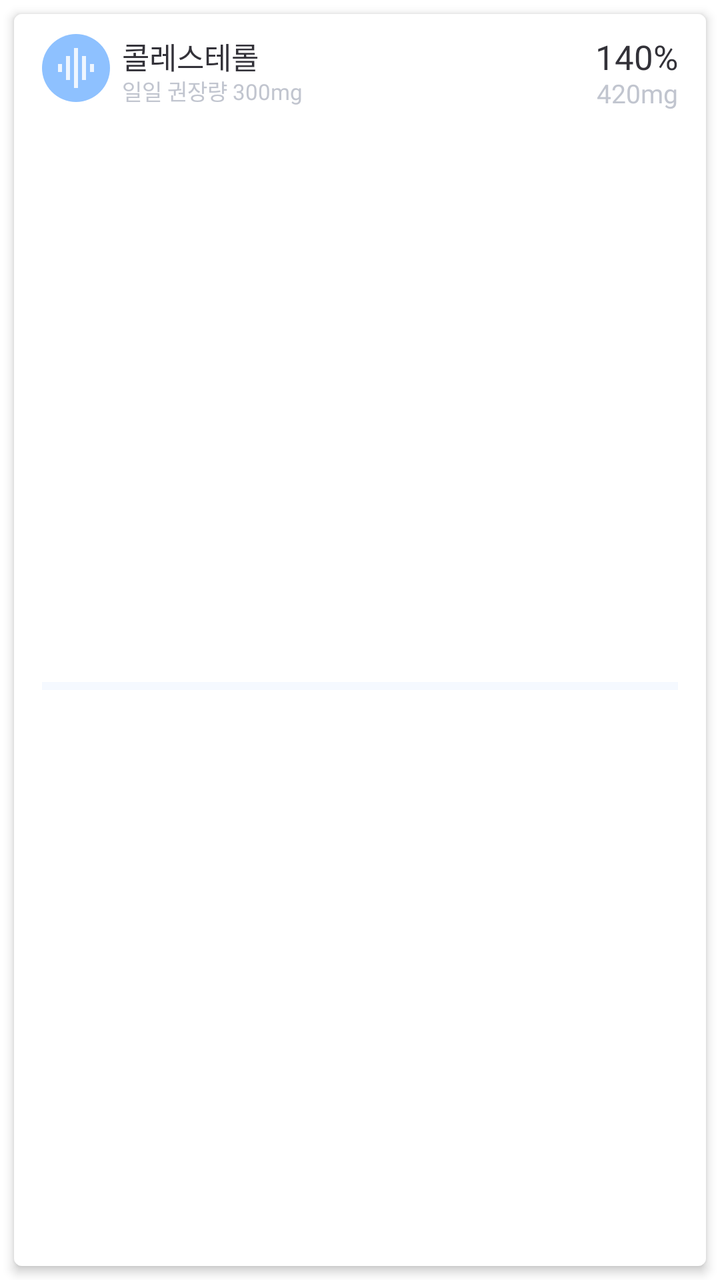
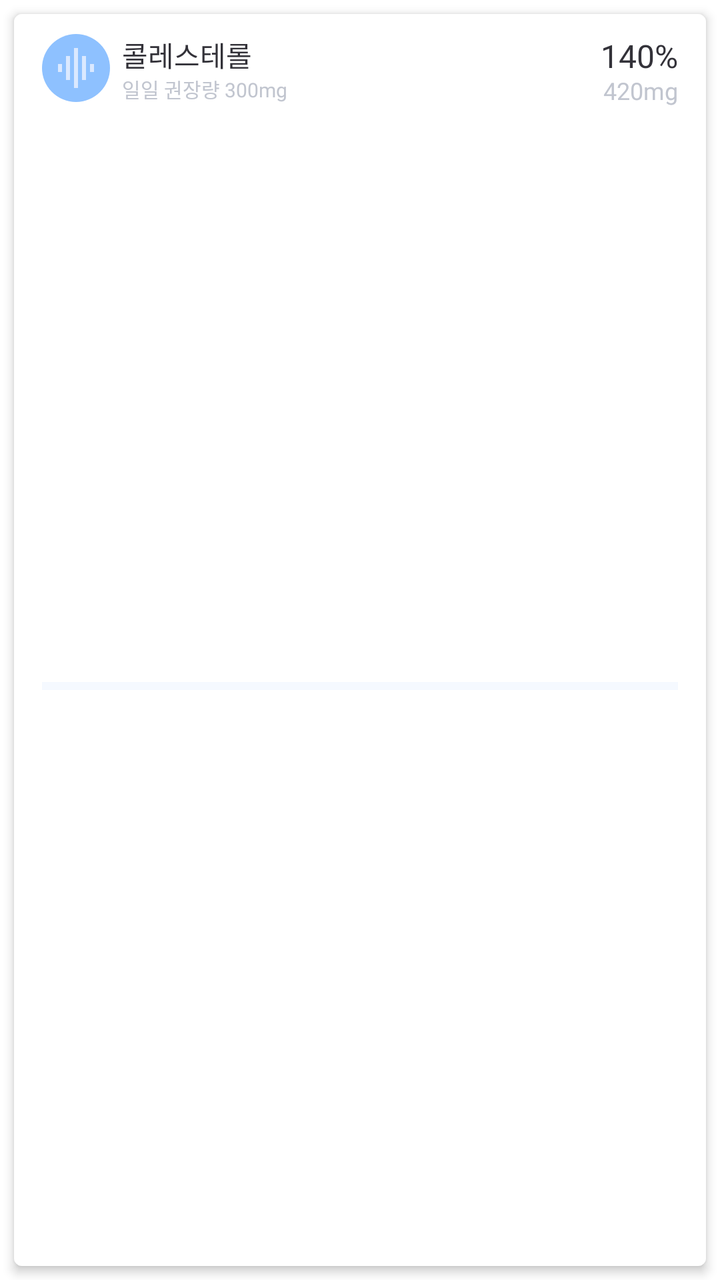

The first picture is an Android layout as it rendered before a commit; the second is the same layout after the commit. The layout source and the unified diff follow.
<!-- AndroidManifest.xml: application theme Theme.BeYourEyes -->
<!-- res/layout/custom_intake_bar.xml -->
<?xml version="1.0" encoding="utf-8"?>
<androidx.constraintlayout.widget.ConstraintLayout xmlns:android="http://schemas.android.com/apk/res/android"
    xmlns:app="http://schemas.android.com/apk/res-auto"
    xmlns:tools="http://schemas.android.com/tools"
    android:id="@+id/intakeBarBg"
    android:layout_width="match_parent"
    android:layout_height="wrap_content"
>


    <androidx.constraintlayout.widget.ConstraintLayout
        android:layout_width="match_parent"
        android:layout_height="match_parent"
        android:layout_margin="7dp"
        android:background="@drawable/bg_white_rds_4"
        android:elevation="3dp"
        android:paddingHorizontal="14dp"
        android:paddingVertical="10dp"
        app:layout_constraintBottom_toBottomOf="parent"
        app:layout_constraintEnd_toEndOf="parent"
        app:layout_constraintStart_toStartOf="parent"
        app:layout_constraintTop_toTopOf="parent">


        <ImageView
            android:id="@+id/symbol"
            android:layout_width="34dp"
            android:layout_height="34dp"
            android:contentDescription=""
            android:src="@drawable/ic_intake_normal_34"
            app:layout_constraintStart_toStartOf="parent"
            app:layout_constraintTop_toTopOf="parent"
            app:srcCompat="@drawable/ic_intake_normal_34" />

        <TextView
            android:id="@+id/nutriLabel"
            android:layout_width="wrap_content"
            android:layout_height="wrap_content"
            android:layout_marginStart="6dp"
            android:fontFamily="@font/wanted_sans_semi_bold"
            android:text="콜레스테롤"
            android:textColor="@color/gray_950"
            android:textSize="15sp"
            app:layout_constraintStart_toEndOf="@+id/symbol"
            app:layout_constraintTop_toTopOf="parent" />

        <TextView
            android:id="@+id/percentValue"
            android:layout_width="wrap_content"
            android:layout_height="wrap_content"
            android:fontFamily="@font/wanted_sans_bold"
            android:text="140%"
            android:textColor="@color/gray_950"
            android:textSize="17sp"
            app:layout_constraintEnd_toEndOf="parent"
            app:layout_constraintHorizontal_bias="1.0"
            app:layout_constraintStart_toEndOf="@+id/nutriLabel"
            app:layout_constraintTop_toTopOf="parent" />

        <TextView
            android:id="@+id/massValue"
            android:layout_width="wrap_content"
            android:layout_height="wrap_content"
            android:fontFamily="@font/wanted_sans_bold"
            android:text="420mg"
            android:textColor="@color/gray_300"
            android:textSize="13sp"
            app:layout_constraintBottom_toBottomOf="@+id/dailyValue"
            app:layout_constraintEnd_toEndOf="parent"
            app:layout_constraintHorizontal_bias="1.0"
            app:layout_constraintStart_toEndOf="@+id/dailyValue"
            app:layout_constraintTop_toBottomOf="@+id/percentValue" />

        <TextView
            android:id="@+id/dailyValue"
            android:layout_width="wrap_content"
            android:layout_height="wrap_content"
            android:fontFamily="@font/wanted_sans_semi_bold"
            android:text="일일 권장량 300mg"
            android:textColor="@color/gray_300"
            android:textSize="11sp"
            app:layout_constraintBottom_toBottomOf="@+id/symbol"
            app:layout_constraintStart_toStartOf="@+id/nutriLabel"
            app:layout_constraintTop_toBottomOf="@id/nutriLabel" />

        <ProgressBar
            android:id="@+id/progressBar"
            style="?android:attr/progressBarStyleHorizontal"
            android:layout_width="0dp"
            android:layout_height="4dp"
            android:layout_marginTop="12dp"
            android:progressBackgroundTint="@color/blue_100"
            android:progressTint="@color/blue_700"
            app:layout_constraintBottom_toBottomOf="parent"
            app:layout_constraintEnd_toEndOf="parent"
            app:layout_constraintStart_toStartOf="parent"
            app:layout_constraintTop_toBottomOf="@+id/symbol" />

    </androidx.constraintlayout.widget.ConstraintLayout>
</androidx.constraintlayout.widget.ConstraintLayout>
<!-- resources referenced by this layout -->
<resources>
  <color name="blue_100">#D9E9FF</color>
  <color name="blue_700">#1543E0</color>
  <color name="gray_300">#C1C5CF</color>
  <color name="gray_950">#333239</color>
  <!-- drawable bg_white_rds_4 (drawable) -->
  <?xml version="1.0" encoding="utf-8"?>
  <shape
      xmlns:android="http://schemas.android.com/apk/res/android"
      android:shape="rectangle">
      <solid android:color="@color/white" />
      <corners android:radius="4dp" />
  </shape>
  <!-- drawable ic_intake_normal_34 (drawable) -->
  <vector xmlns:android="http://schemas.android.com/apk/res/android"
      android:width="34dp"
      android:height="34dp"
      android:viewportWidth="34"
      android:viewportHeight="34">
    <path
        android:pathData="M17,0L17,0A17,17 0,0 1,34 17L34,17A17,17 0,0 1,17 34L17,34A17,17 0,0 1,0 17L0,17A17,17 0,0 1,17 0z"
        android:fillColor="#8EC1FF"/>
    <group>
      <clip-path
          android:pathData="M5,5h24v24h-24z"/>
      <path
          android:pathData="M12,23H14V11H12V23ZM16,27H18V7H16V27ZM8,19H10V15H8V19ZM20,23H22V11H20V23ZM24,15V19H26V15H24Z"
          android:fillColor="#EEF5FF"/>
    </group>
  </vector>
  <style name="Theme.BeYourEyes" parent="Theme.MaterialComponents.Light.NoActionBar">
          
          <item name="colorPrimary">@color/blue_500</item>
          <item name="colorPrimaryVariant">@color/blue_700</item>
          <item name="colorOnPrimary">@color/white</item>
          
          <item name="colorSecondary">@color/teal_200</item>
          <item name="colorSecondaryVariant">@color/teal_700</item>
          <item name="colorOnSecondary">@color/black</item>
          
          <item name="android:statusBarColor">@color/gray_50</item>
          <item name="android:windowLightStatusBar">true</item>
          <item name="android:navigationBarColor">@color/gray_50</item>
          
          <item name="chipStyle">@style/TextChipStyle</item>
      </style>
  <color name="white">#FFFFFFFF</color>
  <color name="blue_500">#3379FE</color>
  <color name="teal_200">#FF03DAC5</color>
  <color name="teal_700">#FF018786</color>
  <color name="black">#FF000000</color>
  <color name="gray_50">#F6F7F8</color>
  <style name="TextChipStyle" parent="Widget.MaterialComponents.Chip.Choice">
          <item name="chipCornerRadius">10dp</item>
          <item name="chipMinHeight">58dp</item>
          <item name="chipBackgroundColor">@color/chip_bg_color</item>
          <item name="android:textColor">@color/chip_text_color</item>
          <item name="chipStrokeColor">@color/chip_stroke_color</item>
          <item name="chipStrokeWidth">2dp</item>
          <item name="android:textAlignment">center</item>
          <item name="fontFamily">@font/wanted_sans_semi_bold</item>
          <item name="android:textSize">16sp</item>
          <item name="android:paddingTop">14dp</item>
          <item name="android:paddingBottom">14dp</item>
      </style>
</resources>

<!-- the commit's change to res/layout/custom_intake_bar.xml (unified diff, before → after) -->
@@ -40,7 +40,7 @@
             android:fontFamily="@font/wanted_sans_semi_bold"
             android:text="콜레스테롤"
             android:textColor="@color/gray_950"
-            android:textSize="15sp"
+            android:textSize="14sp"
             app:layout_constraintStart_toEndOf="@+id/symbol"
             app:layout_constraintTop_toTopOf="parent" />
 
@@ -51,7 +51,7 @@
             android:fontFamily="@font/wanted_sans_bold"
             android:text="140%"
             android:textColor="@color/gray_950"
-            android:textSize="17sp"
+            android:textSize="16sp"
             app:layout_constraintEnd_toEndOf="parent"
             app:layout_constraintHorizontal_bias="1.0"
             app:layout_constraintStart_toEndOf="@+id/nutriLabel"
@@ -64,7 +64,7 @@
             android:fontFamily="@font/wanted_sans_bold"
             android:text="420mg"
             android:textColor="@color/gray_300"
-            android:textSize="13sp"
+            android:textSize="12sp"
             app:layout_constraintBottom_toBottomOf="@+id/dailyValue"
             app:layout_constraintEnd_toEndOf="parent"
             app:layout_constraintHorizontal_bias="1.0"
@@ -78,7 +78,7 @@
             android:fontFamily="@font/wanted_sans_semi_bold"
             android:text="일일 권장량 300mg"
             android:textColor="@color/gray_300"
-            android:textSize="11sp"
+            android:textSize="10sp"
             app:layout_constraintBottom_toBottomOf="@+id/symbol"
             app:layout_constraintStart_toStartOf="@+id/nutriLabel"
             app:layout_constraintTop_toBottomOf="@id/nutriLabel" />
<!-- resource entries referenced after the edit -->
@@ -26,7 +26,7 @@
           android:pathData="M5,5h24v24h-24z"/>
       <path
           android:pathData="M12,23H14V11H12V23ZM16,27H18V7H16V27ZM8,19H10V15H8V19ZM20,23H22V11H20V23ZM24,15V19H26V15H24Z"
-          android:fillColor="#EEF5FF"/>
+          android:fillColor="#DAE9FF"/>
     </group>
   </vector>
   <style name="Theme.BeYourEyes" parent="Theme.MaterialComponents.Light.NoActionBar">
